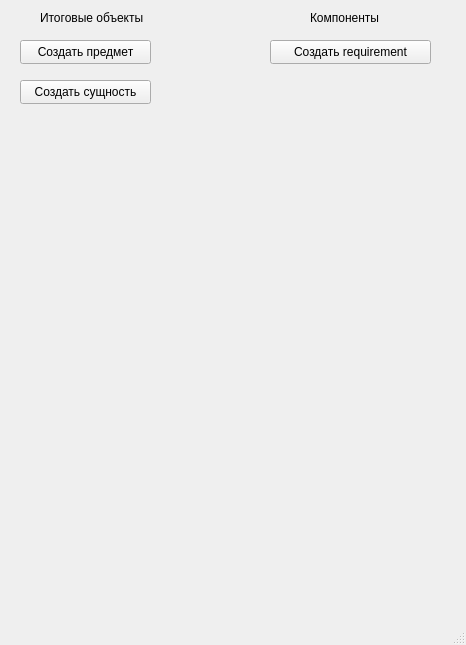
This is devkit/devkitwindow.ui in tehek0/rpg as Qt 5 draws it before an edit. The edited form follows.
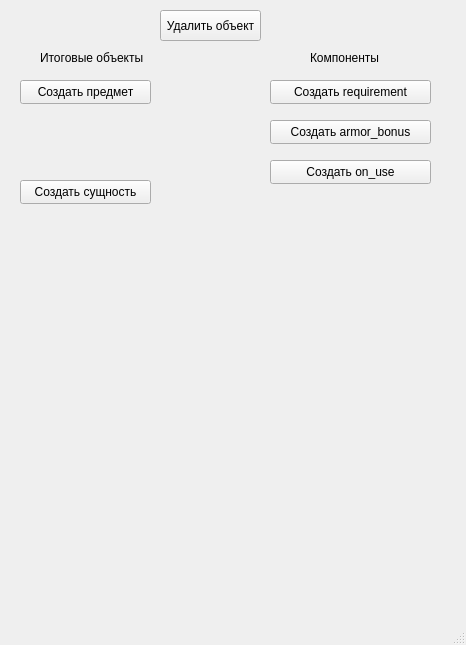
This is the edited form.

```diff
--- a/devkit/devkitwindow.ui
+++ b/devkit/devkitwindow.ui
@@ -18,7 +18,7 @@
     <property name="geometry">
      <rect>
       <x>20</x>
-      <y>40</y>
+      <y>80</y>
       <width>131</width>
       <height>24</height>
      </rect>
@@ -31,7 +31,7 @@
     <property name="geometry">
      <rect>
       <x>20</x>
-      <y>80</y>
+      <y>180</y>
       <width>131</width>
       <height>24</height>
      </rect>
@@ -44,7 +44,7 @@
     <property name="geometry">
      <rect>
       <x>270</x>
-      <y>40</y>
+      <y>80</y>
       <width>161</width>
       <height>24</height>
      </rect>
@@ -57,7 +57,7 @@
     <property name="geometry">
      <rect>
       <x>40</x>
-      <y>10</y>
+      <y>50</y>
       <width>111</width>
       <height>16</height>
      </rect>
@@ -70,7 +70,7 @@
     <property name="geometry">
      <rect>
       <x>310</x>
-      <y>10</y>
+      <y>50</y>
       <width>81</width>
       <height>16</height>
      </rect>
@@ -79,6 +79,45 @@
      <string>Компоненты</string>
     </property>
    </widget>
+   <widget class="QPushButton" name="createArmor_bonus_pb">
+    <property name="geometry">
+     <rect>
+      <x>270</x>
+      <y>120</y>
+      <width>161</width>
+      <height>24</height>
+     </rect>
+    </property>
+    <property name="text">
+     <string>Создать armor_bonus</string>
+    </property>
+   </widget>
+   <widget class="QPushButton" name="createOn_use_pb">
+    <property name="geometry">
+     <rect>
+      <x>270</x>
+      <y>160</y>
+      <width>161</width>
+      <height>24</height>
+     </rect>
+    </property>
+    <property name="text">
+     <string>Создать on_use</string>
+    </property>
+   </widget>
+   <widget class="QPushButton" name="delete_object">
+    <property name="geometry">
+     <rect>
+      <x>160</x>
+      <y>10</y>
+      <width>101</width>
+      <height>31</height>
+     </rect>
+    </property>
+    <property name="text">
+     <string>Удалить объект</string>
+    </property>
+   </widget>
   </widget>
   <widget class="QMenuBar" name="menubar">
    <property name="geometry">
```
